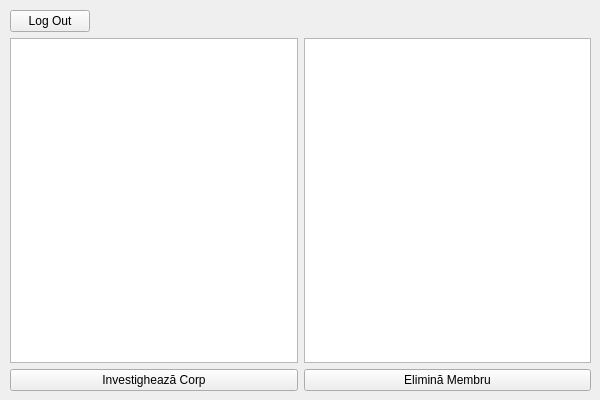
Qt form ui/impostor-main.ui (CyborgSquirrel/iss-lab) before a commit.
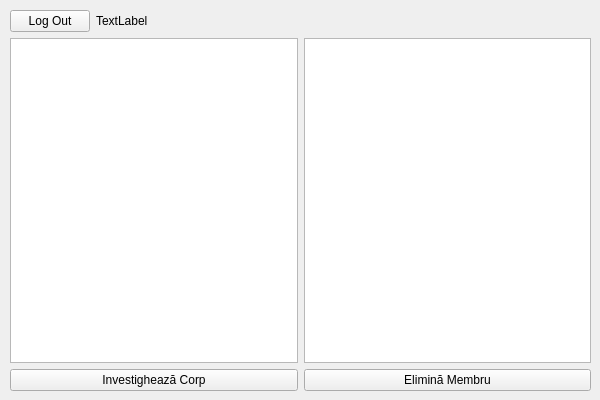
The same form after that commit.

```diff
--- a/ui/impostor-main.ui
+++ b/ui/impostor-main.ui
@@ -36,6 +36,13 @@
          </property>
         </widget>
        </item>
+       <item>
+        <widget class="QLabel" name="labelNume">
+         <property name="text">
+          <string>TextLabel</string>
+         </property>
+        </widget>
+       </item>
        <item>
         <spacer name="horizontalSpacer">
          <property name="orientation">
```
Left out of the diff: 24 changed lines with no effect on the pictures.
